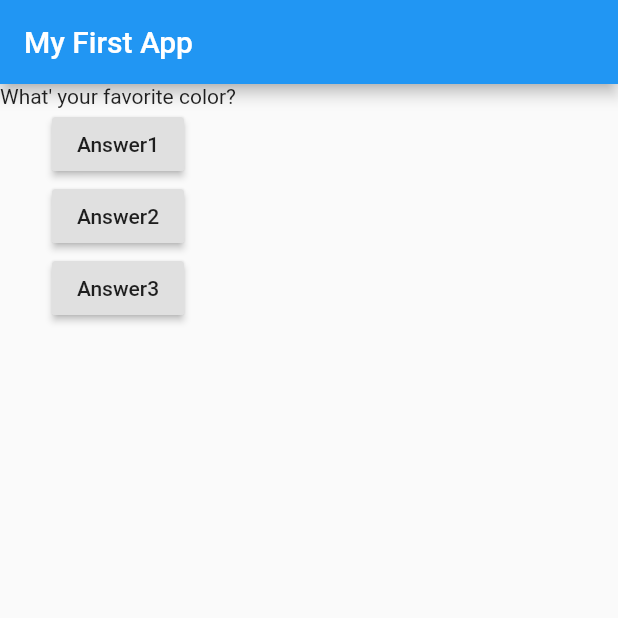
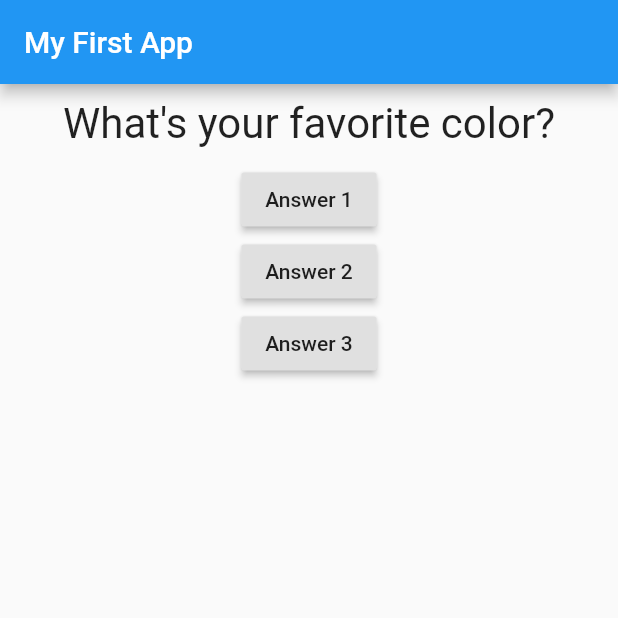
Before and after one commit to AiBiC-Data/flutter_complete_guide, a Flutter app: the screen it shows after launch, on a phone screen of 412 x 824 dp, the top half of it. Run offline on Flutter 3.47's test engine with Material 2 defaults, Android fonts, the phone set to English and light mode, and no system bars.

Commit message:
first styling

```diff
--- a/lib/main.dart
+++ b/lib/main.dart
@@ -1,4 +1,6 @@
 import 'package:flutter/material.dart';
+
+import './question.dart';
 
 // void main() {
 //   runApp(MyApp());
@@ -10,25 +12,26 @@ class MyApp extends StatefulWidget {
   @override
   State<StatefulWidget> createState() {
     // TODO: implement createState
-    return MyAppState();
+    return _MyAppState();
   }
 }
 
-class MyAppState extends State<MyApp> {
-  var questionIndex = 0;
+class _MyAppState extends State<MyApp> {
+  var _questionIndex = 0;
 
-  void answerQuestion() {
+  void _answerQuestion() {
     setState(() {
-      questionIndex = questionIndex + 1;
+      _questionIndex = _questionIndex + 1;
     });
-    print(questionIndex);
+    print(_questionIndex);
   }
 
-  var questions = [
-    'What\' your favorite color?',
-    'What\'s your favorite animals?',
-  ];
+  @override
   Widget build(BuildContext context) {
+    var questions = [
+      'What\'s your favorite color?',
+      'What\'s your favorite animal?',
+    ];
     return MaterialApp(
       home: Scaffold(
         appBar: AppBar(
@@ -36,22 +39,22 @@ class MyAppState extends State<MyApp> {
         ),
         body: Column(
           children: [
-            Text(
-              questions[questionIndex],
+            Question(
+              questions[_questionIndex],
             ),
             RaisedButton(
-              child: Text('Answer1'),
-              onPressed: answerQuestion,
+              child: Text('Answer 1'),
+              onPressed: _answerQuestion,
             ),
             RaisedButton(
-              child: Text('Answer2'),
-              onPressed: () => print('Answer2 choosen'),
+              child: Text('Answer 2'),
+              onPressed: () => print('Answer 2 chosen!'),
             ),
             RaisedButton(
-              child: Text('Answer3'),
+              child: Text('Answer 3'),
               onPressed: () {
                 // ...
-                print('Answer3 choosen');
+                print('Answer 3 chosen');
               },
             ),
           ],
--- /dev/null
+++ b/lib/question.dart
@@ -0,0 +1,20 @@
+import 'package:flutter/material.dart';
+
+class Question extends StatelessWidget {
+  final String questionText;
+
+  Question(this.questionText);
+
+  @override
+  Widget build(BuildContext context) {
+    return Container(
+      width: double.infinity,
+      margin: EdgeInsets.all(10),
+      child: Text(
+        questionText,
+        style: TextStyle(fontSize: 28),
+        textAlign: TextAlign.center,
+      ),
+    );
+  }
+}
```
Also changed, not shown: 1 other file.
